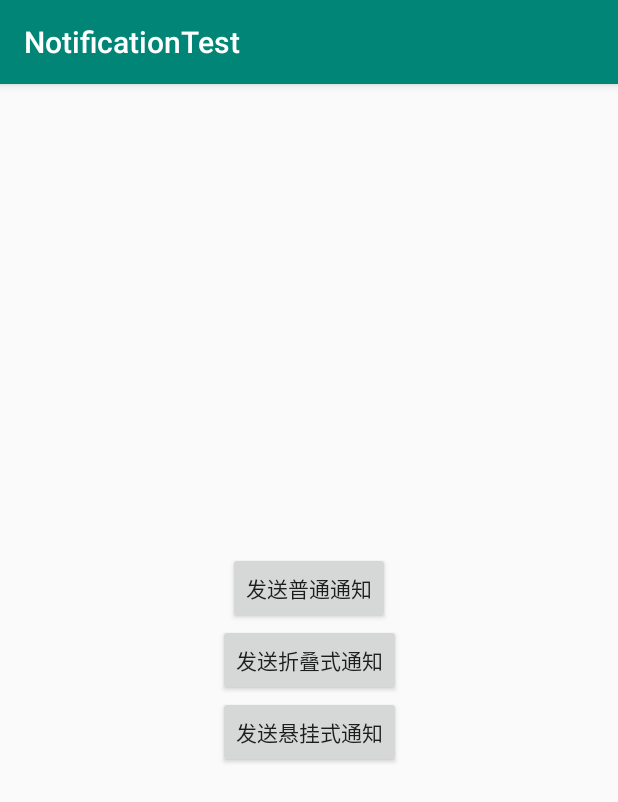
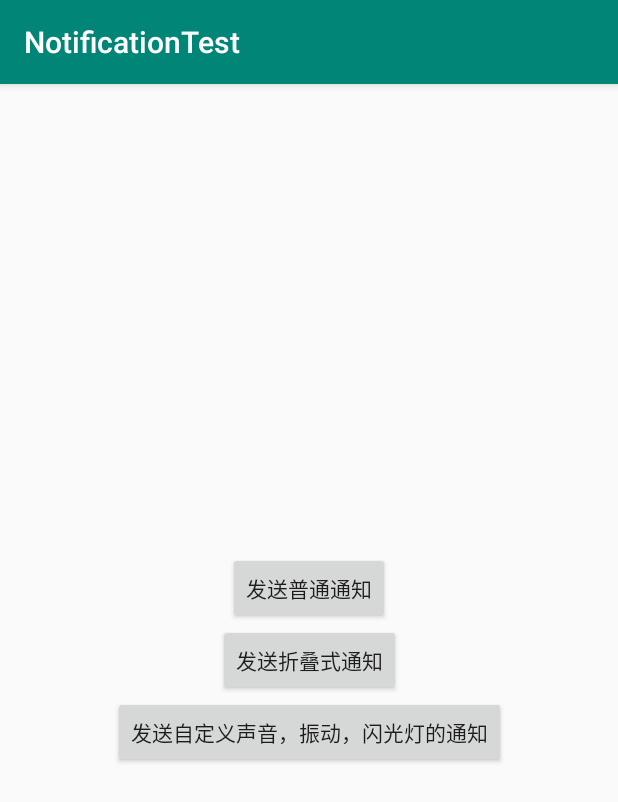
Before and after one commit to tzt1994/NotificationTest, an Android app: the screen it shows after launch (MainActivity), after a tap on "发送折叠式通知", on a phone screen of 412 x 824 dp. Shown: the top 802 px of the screen. Run offline under Robolectric (Android 15) with nearby library versions, the phone set to English and light mode, and no system bars.

Commit message:
加了其他类型的通知

```diff
--- a/app/src/main/java/com/gittest/tzt/notificationtest/BaseActivity.kt
+++ b/app/src/main/java/com/gittest/tzt/notificationtest/BaseActivity.kt
@@ -1,19 +1,12 @@
 package com.gittest.tzt.notificationtest
 
 import android.annotation.SuppressLint
-import android.app.AlarmManager
-import android.app.Notification
 import android.app.NotificationChannel
 import android.app.NotificationManager
 import android.content.Context
-import android.graphics.Color
-import android.media.MediaPlayer
 import android.os.Build
 import android.os.Bundle
-import android.os.Vibrator
-import android.support.annotation.RequiresApi
 import android.support.v7.app.AppCompatActivity
-import android.view.View
 
 @SuppressLint("Registered")
 open class BaseActivity : AppCompatActivity() {
@@ -21,7 +14,6 @@ open class BaseActivity : AppCompatActivity() {
     lateinit var mContext: Context
     lateinit var channel1: NotificationChannel
     lateinit var channel2: NotificationChannel
-    lateinit var channel3: NotificationChannel
 
     @SuppressLint("WrongConstant")
     override fun onCreate(savedInstanceState: Bundle?) {
@@ -30,18 +22,15 @@ open class BaseActivity : AppCompatActivity() {
         mNotifiManager = getSystemService(Context.NOTIFICATION_SERVICE) as NotificationManager
 
         if (Build.VERSION.SDK_INT >= Build.VERSION_CODES.O){
-            channel1 = NotificationChannel("common","我的普通通知消息",NotificationManager.IMPORTANCE_DEFAULT)
+            channel1 = NotificationChannel("common","我的普通通知消息",NotificationManager.IMPORTANCE_LOW)
             channel1.description = "普通通知消息"
             mNotifiManager.createNotificationChannel(channel1)
 
             channel2 = NotificationChannel("flod","我的折叠式通知消息",NotificationManager.IMPORTANCE_DEFAULT)
             channel2.description = "折叠通知消息"
+            channel2.setShowBadge(true)
             mNotifiManager.createNotificationChannel(channel2)
 
-            channel3 = NotificationChannel("suspension ","我的悬挂式通知消息",NotificationManager.IMPORTANCE_MAX)
-            channel3.lockscreenVisibility = Notification.VISIBILITY_PUBLIC
-            channel3.description = "悬挂通知消息"
-            mNotifiManager.createNotificationChannel(channel3)
         }
     }
 }
--- a/app/src/main/java/com/gittest/tzt/notificationtest/MainActivity.kt
+++ b/app/src/main/java/com/gittest/tzt/notificationtest/MainActivity.kt
@@ -1,25 +1,19 @@
 package com.gittest.tzt.notificationtest
 
 import android.app.*
-import android.content.BroadcastReceiver
-import android.content.Context
 import android.content.Intent
-import android.content.IntentFilter
 import android.graphics.BitmapFactory
-import android.media.MediaPlayer
+import android.graphics.Color
 import android.net.Uri
 import android.os.*
-import android.support.v7.app.AppCompatActivity
 import android.provider.Settings
 import android.support.annotation.RequiresApi
 import android.support.v4.app.NotificationCompat
-import android.support.v4.app.NotificationManagerCompat
-import android.util.Log
+import android.widget.RemoteViews
 import kotlinx.android.synthetic.main.activity_main.*
 
 @RequiresApi(Build.VERSION_CODES.O)
 class MainActivity : BaseActivity() {
-    private var state : Int = 0
 
     override fun onCreate(savedInstanceState: Bundle?) {
         super.onCreate(savedInstanceState)
@@ -39,6 +33,7 @@ class MainActivity : BaseActivity() {
             sendRemoteViewNotification()
         }
         ring_bell_and_vibrator.setOnClickListener {
+            Thread.sleep(3000)
             sendSuspensionNotification()
         }
     }
@@ -59,22 +54,53 @@ class MainActivity : BaseActivity() {
      * 发送折叠式通知
      */
     fun sendRemoteViewNotification(){
-        val builder = getNotificationBuilder("折叠标题","折叠内容折叠内容折叠内容折叠内容折叠内容折叠内容",channel2.id)
-        //设置优先级
-        builder.setPriority(NotificationCompat.PRIORITY_MAX)
+        val builder = NotificationCompat.Builder(this, channel2.id)
+        val remoteView = RemoteViews(packageName, R.layout.remote_notifi)
+        //设置通知的点击响应，这里是跳转到NotificationActivity
+        val intent = Intent(this@MainActivity, NotificationActivity::class.java)
+        val pendIntent = PendingIntent.getActivity(this, 0,
+            intent,0)
+        //设置内容
+        builder.setPriority(NotificationManager.IMPORTANCE_HIGH)
+        builder.setContent(remoteView)
+        builder.setCustomBigContentView(remoteView)
+        builder.setSmallIcon(R.mipmap.ic_launcher)
+        builder.setNumber(33)
+        remoteView.setImageViewResource(R.id.iv_tupian, R.mipmap.tupian1111)
+        remoteView.setTextViewText(R.id.tv_title,"自定义通知标题")
+        remoteView.setTextViewText(R.id.tv_content,"自定义通知内容自定义通知内容自定义通知内容自定义通知内容自定义通知内容")
+        remoteView.setTextViewText(R.id.tv_sure,"确认")
+        remoteView.setTextViewText(R.id.tv_cancel,"取消")
+        //确认的点击事件
+        remoteView.setOnClickPendingIntent(R.id.tv_sure, pendIntent)
+        builder.setAutoCancel(true)
 
         mNotifiManager.notify(102, builder.build())
     }
 
     /**
-     * 发送悬挂式通知
+     * 发送自定义声音，通知
+     *
+     *
      */
     fun sendSuspensionNotification(){
-        val builder = getNotificationBuilder("悬挂标题","悬挂内容悬挂内容悬挂内容悬挂内容悬挂内容悬挂内容",channel3.id)
-        //设置优先级
-        builder.setVisibility(Notification.VISIBILITY_PUBLIC)
-        builder.setPriority(NotificationCompat.PRIORITY_MAX)
-        mNotifiManager.notify(103, builder.build())
+        if(Build.VERSION.SDK_INT >= Build.VERSION_CODES.O){
+            val channel3 = NotificationChannel("suspension ","我的悬挂式通知消息",NotificationManager.IMPORTANCE_HIGH)
+//            //设置振动
+//            channel3.enableVibration(true)
+//            channel3.vibrationPattern = longArrayOf(300, 400, 300, 400, 300, 400)
+//            //设置提示音
+//            channel3.setSound(Uri.parse("android.resource://com.gittest.tzt.notificationtest/raw/girl_water.m4a"),Notification.AUDIO_ATTRIBUTES_DEFAULT)
+            //设置闪光灯
+            channel3.lightColor = Color.BLUE
+
+            channel3.lockscreenVisibility = NotificationCompat.VISIBILITY_PUBLIC
+            channel3.description = "悬挂通知消息"
+            mNotifiManager.createNotificationChannel(channel3)
+            val builder = getNotificationBuilder("悬挂标题","悬挂内容悬挂内容悬挂内容悬挂内容悬挂内容悬挂内容",channel3.id)
+//            builder.setDefaults(NotificationCompat.DEFAULT_ALL)
+            mNotifiManager.notify(103, builder.build())
+        }
     }
 
     /**
@@ -94,7 +120,7 @@ class MainActivity : BaseActivity() {
         //
         builder.setAutoCancel(true)
 
-        //设置通知的点击相应
+        //设置通知的点击响应，这里是跳转到NotificationActivity
         val intent = Intent(this@MainActivity, NotificationActivity::class.java)
         val pendIntent = PendingIntent.getActivity(this, 0,
             intent,0)
--- a/app/src/main/java/com/gittest/tzt/notificationtest/NotificationActivity.kt
+++ b/app/src/main/java/com/gittest/tzt/notificationtest/NotificationActivity.kt
@@ -1,6 +1,5 @@
 package com.gittest.tzt.notificationtest
 
-import android.support.v7.app.AppCompatActivity
 import android.os.Bundle
 
 class NotificationActivity : BaseActivity() {
@@ -8,5 +7,6 @@ class NotificationActivity : BaseActivity() {
     override fun onCreate(savedInstanceState: Bundle?) {
         super.onCreate(savedInstanceState)
         setContentView(R.layout.activity_notification)
+        mNotifiManager.cancel(102)
     }
 }
--- a/app/src/main/res/layout/activity_main.xml
+++ b/app/src/main/res/layout/activity_main.xml
@@ -36,7 +36,7 @@
         android:id="@+id/ring_bell_and_vibrator"
         android:layout_width="wrap_content"
         android:layout_height="wrap_content"
-        android:text="发送悬挂式通知"
+        android:text="发送自定义声音，振动，闪光灯的通知"
         app:layout_constraintTop_toBottomOf="@+id/vibrator"
         app:layout_constraintLeft_toLeftOf="parent"
         app:layout_constraintRight_toRightOf="parent"/>
```
Also changed, not shown: app/src/main/res/layout/remote_notifi.xml (added, +60 -0 lines), app/src/main/res/mipmap-xxhdpi/tupian1111.jpeg (added).
